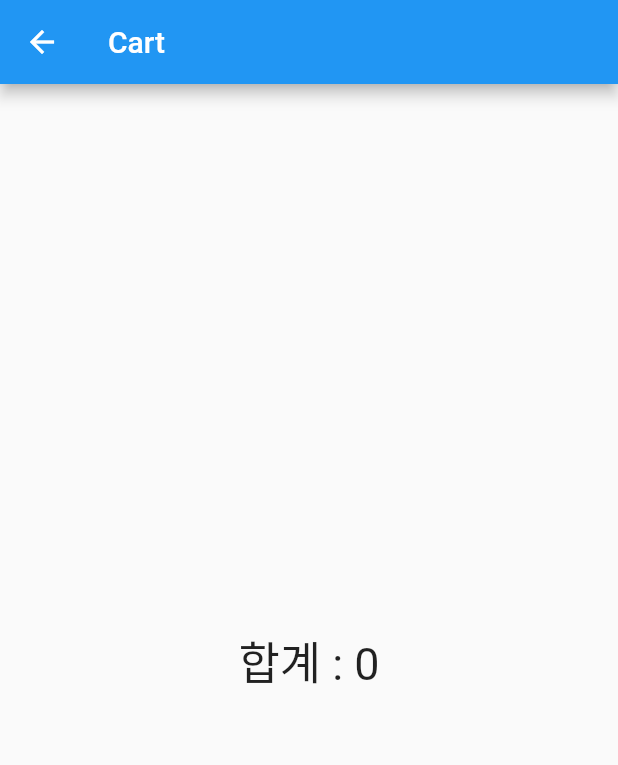
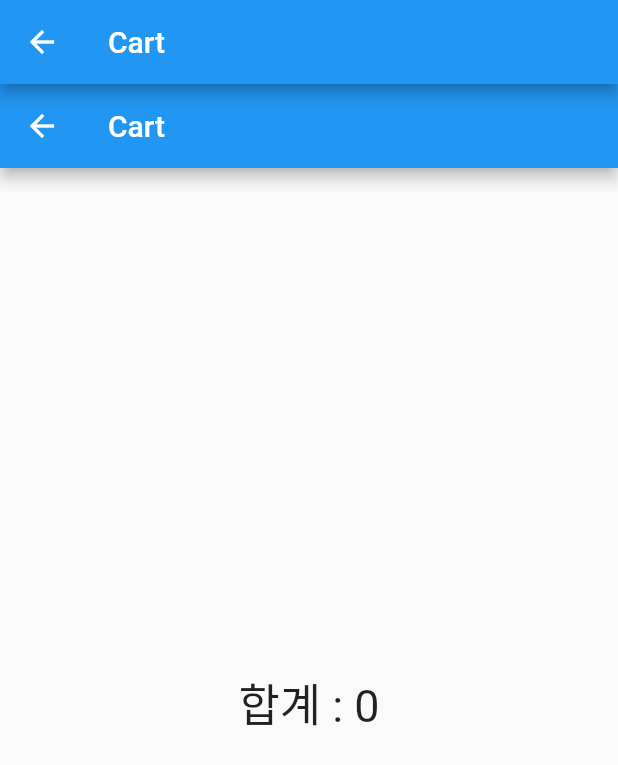
Before and after one commit to c004245/Flutter-bloc, a Flutter app: the Cart screen opened directly, on a phone screen of 412 x 824 dp. Shown: the top 765 px of the screen. Run offline on Flutter 3.47's test engine with Material 2 defaults, Android fonts, the phone set to English and light mode, and no system bars; our stand-ins replace flutter_bloc, rxdart.

```diff
--- a/lib/cart.dart
+++ b/lib/cart.dart
@@ -1,5 +1,6 @@
 import 'package:flutter/material.dart';
 import 'package:flutter_bloc/flutter_bloc.dart';
+import 'package:flutter_bloc_test/login.dart';
 
 
 import 'bloc/cart_bloc.dart';
@@ -11,25 +12,28 @@ class Cart extends StatefulWidget {
 
 
 class _CartState extends State<Cart> {
+
   @override
   Widget build(BuildContext context) {
-    final _cartBloc = BlocProvider.of<CartBloc>(context);
-
     return Scaffold(
       appBar: AppBar(
         title: Text('Cart'),
       ),
-      body: BlocProvider(
-        bloc: _cartBloc,
-        child: BlocBuilder(bloc: _cartBloc,
-            builder: (BuildContext context, List state) {
+      body: Scaffold(
+        appBar: AppBar(
+        title: Text('Cart'),
+        ),
+        body: StreamBuilder(
+          stream: cartBloc.cartList,
+          builder: (context, snapshot) {
             var sum = 0;
-          if (state.length > 0) {
-            sum = state.map((item) => item.price)
+            if (snapshot.data.length > 0) {
+              sum = snapshot.data.map((item) => item.price)
                   .reduce((acc, e) => acc + e);
             }
             return Center(
-                child: Text('합계 : $sum',
+              child: Text(
+                '합계 : $sum',
                 style: TextStyle(fontSize: 30),
               ),
             );
```
Also changed, not shown: lib/bloc/cart_bloc.dart (+21 -12 lines), lib/catalog.dart (+15 -20 lines), lib/login.dart (+4 -9 lines). Lines whose indentation alone changed are shown as unchanged.
